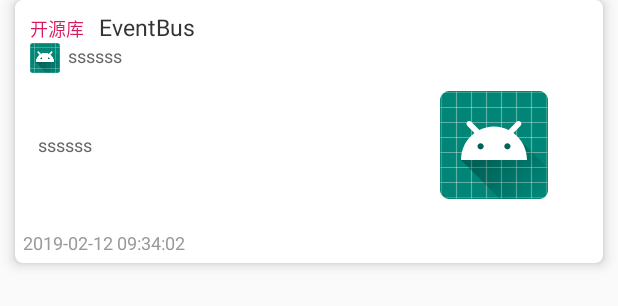
After one commit to aicareles/GitClub-Android, an Android app: the layout item_article_type.xml on its own in the app's theme, with its tools: preview values and no code run, on a phone screen of 412 x 824 dp. The commit adds this screen. Shown: the top 306 px of the screen. Run offline under Robolectric (Android 15) with nearby library versions, the phone set to English and light mode, and no system bars; network calls fail.

Commit message:
添加我的页面

```diff
--- a/app/build.gradle
+++ b/app/build.gradle
@@ -62,5 +62,6 @@ dependencies {
     implementation 'com.github.clans:fab:1.6.4'
     implementation 'com.hyman:flowlayout-lib:1.1.2'
     implementation 'com.flyco.roundview:FlycoRoundView_Lib:1.1.4@aar'
+    implementation 'com.flyco.tablayout:FlycoTabLayout_Lib:2.1.2@aar'
 //    implementation 'com.github.wangjiegulu:ShadowViewHelper:1.0.0'
 }
--- a/app/src/main/AndroidManifest.xml
+++ b/app/src/main/AndroidManifest.xml
@@ -20,6 +20,7 @@
             </intent-filter>
         </activity>
         <activity android:name=".code.activity.SearchActivity" />
+        <activity android:name=".code.activity.MyActivity" />
     </application>
 
 </manifest>
--- a/app/src/main/java/com/i502tech/gitclub/base/BaseFragment.java
+++ b/app/src/main/java/com/i502tech/gitclub/base/BaseFragment.java
@@ -59,6 +59,7 @@ public abstract class BaseFragment extends Fragment {
         }
         bindData();
         bindListener();
+        dataObserver();
         return mRootView;
     }
 
@@ -72,6 +73,8 @@ public abstract class BaseFragment extends Fragment {
     protected abstract void bindData();
 
     protected abstract void bindListener();
+
+    protected void dataObserver() {}
 
     public ActivityComponent getActivityComponent() {
         return mActivityComponent;
--- a/app/src/main/java/com/i502tech/gitclub/code/activity/SearchActivity.java
+++ b/app/src/main/java/com/i502tech/gitclub/code/activity/SearchActivity.java
@@ -16,7 +16,6 @@ import com.i502tech.gitclub.R;
 import com.i502tech.gitclub.base.BaseActivity;
 import com.i502tech.gitclub.code.adapter.ArticleAdapter;
 import com.i502tech.gitclub.code.bean.Article;
-import com.i502tech.gitclub.code.repository.ArticleRepository;
 import com.i502tech.gitclub.code.viewmodel.ArticleViewModel;
 import com.zhy.view.flowlayout.FlowLayout;
 import com.zhy.view.flowlayout.TagAdapter;
--- a/app/src/main/java/com/i502tech/gitclub/code/di/ActivityContext.java
+++ b/app/src/main/java/com/i502tech/gitclub/code/di/ActivityContext.java
@@ -5,10 +5,6 @@ import java.lang.annotation.RetentionPolicy;
 
 import javax.inject.Qualifier;
 
-/**
- * @author flymegoc
- * @date 2018/2/4
- */
 @Qualifier
 @Retention(RetentionPolicy.RUNTIME)
 public @interface ActivityContext {
--- a/app/src/main/java/com/i502tech/gitclub/code/di/component/ActivityComponent.java
+++ b/app/src/main/java/com/i502tech/gitclub/code/di/component/ActivityComponent.java
@@ -1,9 +1,12 @@
 package com.i502tech.gitclub.code.di.component;
 
 import com.i502tech.gitclub.code.activity.MainActivity;
+import com.i502tech.gitclub.code.activity.MyActivity;
 import com.i502tech.gitclub.code.activity.SearchActivity;
 import com.i502tech.gitclub.code.di.ActivityScope;
 import com.i502tech.gitclub.code.di.module.ActivityModule;
+import com.i502tech.gitclub.code.fragment.ArticleTypeFragment;
+
 import dagger.Component;
 
 /**
@@ -15,4 +18,6 @@ import dagger.Component;
 public interface ActivityComponent {
     void inject(MainActivity mainActivity);
     void inject(SearchActivity searchActivity);
+    void inject(MyActivity myActivity);
+    void inject(ArticleTypeFragment articleTypeFragment);
 }
--- a/app/src/main/java/com/i502tech/gitclub/code/view/FloatingActionLayout.java
+++ b/app/src/main/java/com/i502tech/gitclub/code/view/FloatingActionLayout.java
@@ -1,6 +1,7 @@
 package com.i502tech.gitclub.code.view;
 
 import android.content.Context;
+import android.content.Intent;
 import android.support.annotation.NonNull;
 import android.support.annotation.Nullable;
 import android.util.AttributeSet;
@@ -11,6 +12,7 @@ import android.view.animation.AnimationUtils;
 
 import com.github.clans.fab.FloatingActionMenu;
 import com.i502tech.gitclub.R;
+import com.i502tech.gitclub.code.activity.MyActivity;
 import com.i502tech.gitclub.utils.ToastUtil;
 import com.i502tech.gitclub.widget.BaseFrameLayout;
 
@@ -28,6 +30,7 @@ public class FloatingActionLayout extends BaseFrameLayout {
     @BindView(R.id.fb_menu)
     FloatingActionMenu fbMenu;
     private Unbinder unbinder;
+    private Context mContext;
 
     public FloatingActionLayout(@NonNull Context context) {
         super(context);
@@ -44,6 +47,7 @@ public class FloatingActionLayout extends BaseFrameLayout {
     @Override
     protected void bindLayout(Context context, AttributeSet attrs, int defStyleAttr) {
         LayoutInflater.from(context).inflate(R.layout.layout_fb, this, true);
+        this.mContext = context;
         unbinder = ButterKnife.bind(this);
         initView();
     }
@@ -58,7 +62,7 @@ public class FloatingActionLayout extends BaseFrameLayout {
     public void onViewClicked(View view) {
         switch (view.getId()) {
             case R.id.fb_person:
-                ToastUtil.show("点击了我的");
+                mContext.startActivity(new Intent(mContext, MyActivity.class));
                 break;
             case R.id.fb_submission:
                 ToastUtil.show("点击了投稿");
--- /dev/null
+++ b/app/src/main/res/layout/item_article_type.xml
@@ -0,0 +1,99 @@
+<?xml version="1.0" encoding="utf-8"?>
+<android.support.v7.widget.CardView xmlns:android="http://schemas.android.com/apk/res/android"
+    xmlns:app="http://schemas.android.com/apk/res-auto"
+    android:layout_width="match_parent"
+    android:layout_height="wrap_content"
+    android:layout_marginStart="10dp"
+    android:layout_marginEnd="10dp"
+    android:layout_marginBottom="10dp"
+    app:cardElevation="5dp"
+    app:cardCornerRadius="5dp">
+
+    <RelativeLayout
+        android:layout_width="match_parent"
+        android:layout_height="wrap_content">
+
+        <TextView
+            android:id="@+id/tv_type"
+            android:layout_width="wrap_content"
+            android:layout_height="wrap_content"
+            android:layout_margin="10dp"
+            android:textSize="12sp"
+            android:text="开源库"
+            android:textColor="@color/colorAccent" />
+
+        <TextView
+            android:id="@+id/tv_title"
+            android:layout_width="wrap_content"
+            android:layout_height="wrap_content"
+            android:layout_toEndOf="@+id/tv_type"
+            android:layout_alignBaseline="@+id/tv_type"
+            android:textColor="#333333"
+            android:textSize="15sp"
+            android:text="EventBus" />
+
+        <ImageView
+            android:id="@+id/iv_avater"
+            android:layout_width="20dp"
+            android:layout_height="20dp"
+            android:layout_below="@+id/tv_title"
+            android:layout_marginStart="10dp"
+            android:src="@mipmap/ic_launcher" />
+
+
+        <TextView
+            android:id="@+id/tv_name"
+            android:layout_width="wrap_content"
+            android:layout_height="wrap_content"
+            android:layout_below="@+id/tv_title"
+            android:layout_toEndOf="@+id/iv_avater"
+            android:layout_marginStart="5dp"
+            android:layout_marginEnd="10dp"
+            android:textColor="#666666"
+            android:textSize="12sp"
+            android:text="ssssss" />
+
+        <LinearLayout
+            android:id="@+id/ll_des_img"
+            android:layout_width="match_parent"
+            android:layout_height="wrap_content"
+            android:layout_below="@+id/tv_name"
+            android:gravity="center_vertical"
+            android:layout_margin="10dp">
+
+            <TextView
+                android:id="@+id/tv_des"
+                android:layout_width="0dp"
+                android:layout_weight="2"
+                android:layout_height="wrap_content"
+                android:layout_marginStart="5dp"
+                android:layout_marginEnd="10dp"
+                android:textColor="#666666"
+                android:textSize="12sp"
+                android:text="ssssss" />
+
+            <ImageView
+                android:id="@+id/iv_cover"
+                android:layout_width="0dp"
+                android:layout_weight="1"
+                android:layout_height="wrap_content"
+                android:scaleType="centerInside"
+                android:layout_margin="5dp"
+                android:src="@mipmap/ic_launcher" />
+
+        </LinearLayout>
+
+        <TextView
+            android:id="@+id/tv_date"
+            android:layout_width="wrap_content"
+            android:layout_height="wrap_content"
+            android:layout_margin="5dp"
+            android:layout_below="@+id/ll_des_img"
+            android:textColor="#999999"
+            android:textSize="12sp"
+            android:text="2019-02-12 09:34:02" />
+
+    </RelativeLayout>
+
+
+</android.support.v7.widget.CardView>
```
Also changed, not shown: app/src/main/java/com/i502tech/gitclub/api/ApiService.java (+10 -0 lines), app/src/main/java/com/i502tech/gitclub/code/activity/MyActivity.java (added, +47 -0 lines), app/src/main/java/com/i502tech/gitclub/code/adapter/ArticleTypeAdapter.java (added, +44 -0 lines), app/src/main/java/com/i502tech/gitclub/code/adapter/FragmentAdapter.java (added, +50 -0 lines), app/src/main/java/com/i502tech/gitclub/code/fragment/ArticleTypeFragment.java (added, +91 -0 lines), app/src/main/java/com/i502tech/gitclub/code/repository/ArticleRepository.java (+37 -0 lines), app/src/main/java/com/i502tech/gitclub/code/viewmodel/ArticleViewModel.java (+13 -0 lines), app/src/main/res/layout/activity_my.xml (added, +39 -0 lines), app/src/main/res/layout/fragment_article_type.xml (added, +9 -0 lines).
